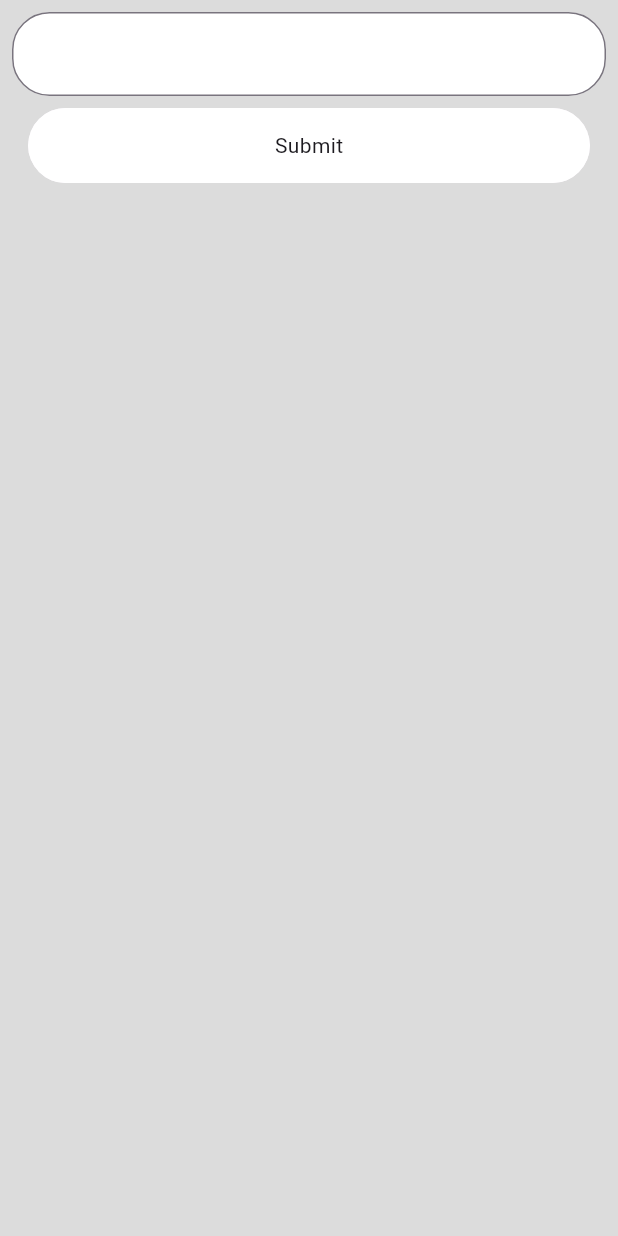
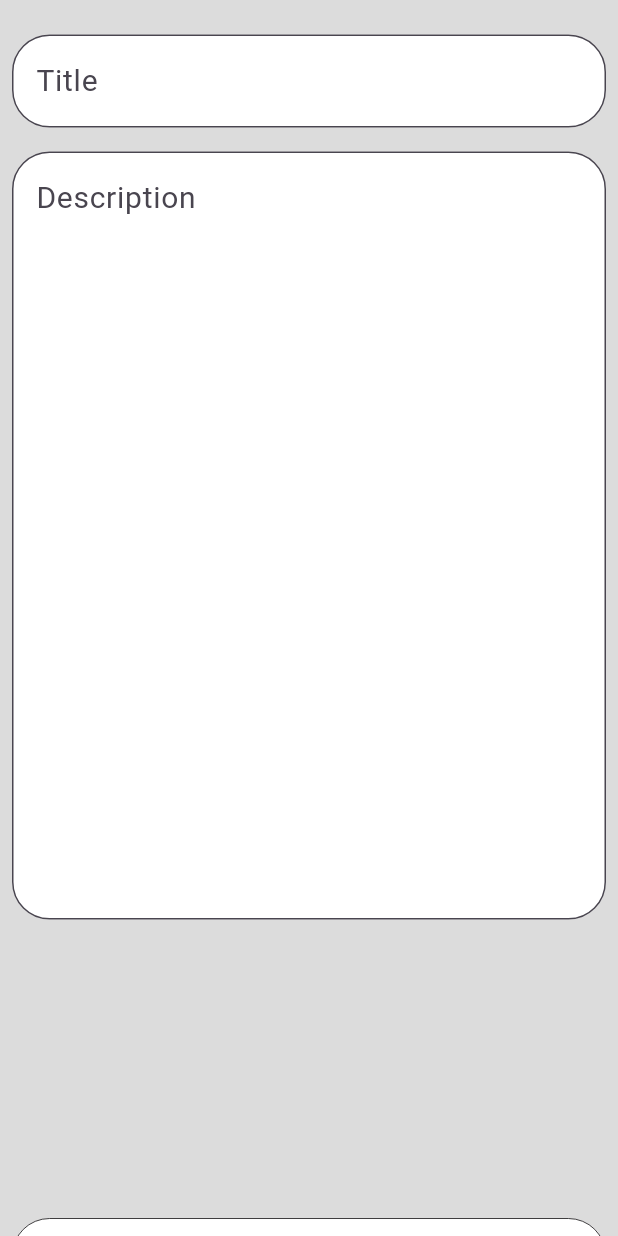
Before and after one commit to mordex-01/MyToDoApp, a Flutter app: the DetailsPage screen opened by its route, on a phone screen of 412 x 824 dp. Run offline on Flutter 3.47's test engine with Material 3 defaults, Android fonts, the phone set to English and light mode, and no system bars; our stand-ins replace get.

Commit message:
DetailsPageViewUpdated

```diff
--- a/lib/pages/details_page/view/details_page.dart
+++ b/lib/pages/details_page/view/details_page.dart
@@ -12,23 +12,40 @@ class DetailsPage extends GetView<DetailsPageController> {
       backgroundColor: const Color.fromRGBO(220, 220, 220, 1),
       body: Column(
         children: [
-          Padding(
+          SizedBox(
+            height: MediaQuery.sizeOf(context).height / 55,
+          ),
+          _buildTextField("Title", 1),
+          _buildTextField("Description", 20),
+          SizedBox(
+            height: MediaQuery.sizeOf(context).height / 4.5,
+          ),
+          _buildSubmitButton(context),
+        ],
+      ),
+    );
+  }
+}
+
+Widget _buildTextField(String hintText, int? maxLines) => Padding(
       padding: const EdgeInsets.all(8),
-            child: Container(
-              decoration: BoxDecoration(
-                color: Colors.white,
-                borderRadius: BorderRadius.circular(25),
-              ),
       child: TextFormField(
+        maxLines: maxLines,
         decoration: InputDecoration(
+          filled: true,
+          fillColor: Colors.white,
+          focusColor: Colors.black,
+          hintText: hintText,
+          hintStyle: const TextStyle(fontSize: 20),
           border: OutlineInputBorder(
             borderRadius: BorderRadius.circular(25),
           ),
         ),
       ),
-            ),
-          ),
-          Material(
+    );
+Widget _buildSubmitButton(BuildContext context) => Padding(
+      padding: const EdgeInsets.all(8),
+      child: Material(
         borderRadius: BorderRadius.circular(25),
         child: InkWell(
           onTap: () {
@@ -36,9 +53,13 @@ class DetailsPage extends GetView<DetailsPageController> {
           },
           borderRadius: BorderRadius.circular(25),
           child: Container(
-                width: MediaQuery.sizeOf(context).width / 1.1,
-                height: 50,
+            width: MediaQuery.sizeOf(context).width / 1,
+            height: 70,
             decoration: BoxDecoration(
+              border: Border.all(
+                width: 0.5,
+                color: Colors.black,
+              ),
               color: Colors.white,
               borderRadius: BorderRadius.circular(25),
             ),
@@ -48,8 +69,4 @@ class DetailsPage extends GetView<DetailsPageController> {
           ),
         ),
       ),
-        ],
-      ),
     );
-  }
-}
```
Lines whose indentation alone changed are shown as unchanged.
